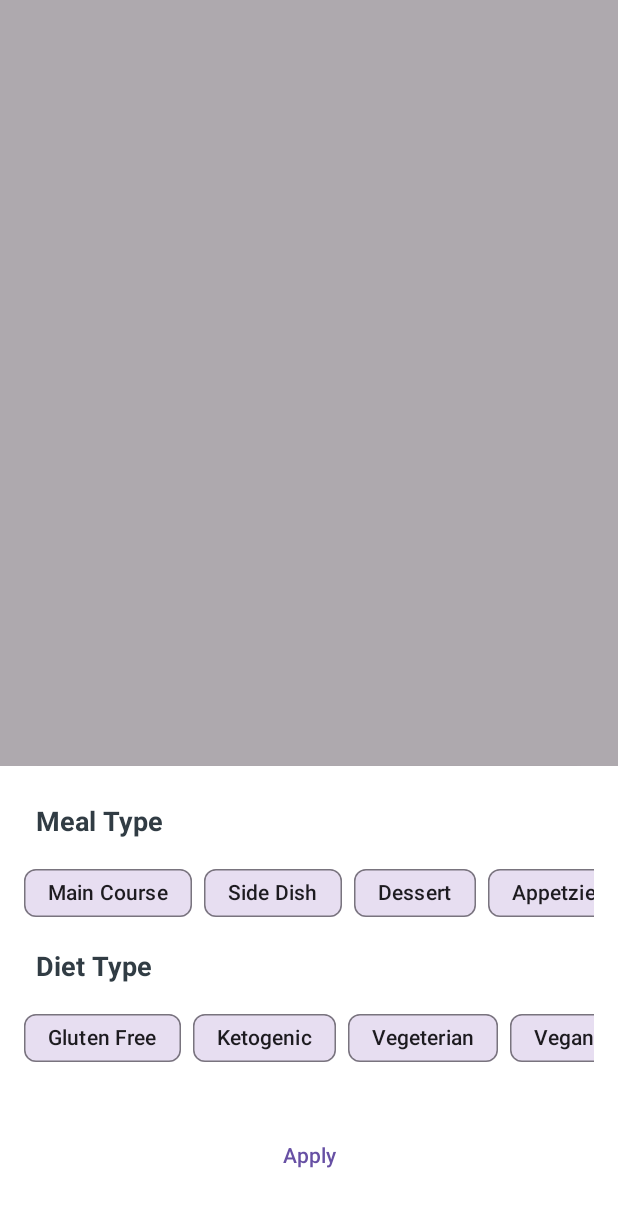
After one commit to Honor13/FoodRecipeApp, an Android app: the fragment RecipesBottomSheet shown on its own in the app's theme, on a phone screen of 412 x 824 dp. The commit adds this screen. Shown: the top 1207 px of the screen. Run offline under Robolectric (Android 15) with nearby library versions, the phone set to English and light mode, and no system bars; Roboto replaces fonts that are not available here.

Commit message:
Bottom Sheet OK

```diff
--- /dev/null
+++ b/app/src/main/java/com/example/foodyapplication/ui/fragment/recipies/bottomsheet/RecipesBottomSheet.kt
@@ -0,0 +1,17 @@
+package com.example.foodyapplication.ui.fragment.recipies.bottomsheet
+
+import android.os.Bundle
+import android.view.LayoutInflater
+import android.view.View
+import android.view.ViewGroup
+import com.example.foodyapplication.R
+import com.google.android.material.bottomsheet.BottomSheetDialogFragment
+
+
+class RecipesBottomSheet : BottomSheetDialogFragment() {
+    override fun onCreateView(inflater: LayoutInflater, container: ViewGroup?, savedInstanceState: Bundle?): View? {
+        return inflater.inflate(R.layout.recipes_bottom_sheet, container, false)
+    }
+
+
+}
--- a/app/src/main/res/layout/fragment_recipies.xml
+++ b/app/src/main/res/layout/fragment_recipies.xml
@@ -65,7 +65,7 @@
             android:clickable="true"
             android:src="@drawable/ic_restaurant"
             android:tint="@color/white"
-            app:layout_constraintBottom_toBottomOf="@+id/shimmerRV"
+            app:layout_constraintBottom_toBottomOf="parent"
             app:layout_constraintEnd_toEndOf="parent" />
 
         <com.facebook.shimmer.ShimmerFrameLayout
--- /dev/null
+++ b/app/src/main/res/layout/recipes_bottom_sheet.xml
@@ -0,0 +1,244 @@
+<?xml version="1.0" encoding="utf-8"?>
+<androidx.constraintlayout.widget.ConstraintLayout xmlns:android="http://schemas.android.com/apk/res/android"
+    xmlns:app="http://schemas.android.com/apk/res-auto"
+    xmlns:tools="http://schemas.android.com/tools"
+    android:layout_width="match_parent"
+    android:layout_height="wrap_content"
+    android:background="@color/white">
+
+    <TextView
+        android:id="@+id/textViewMealType"
+        android:layout_width="wrap_content"
+        android:layout_height="wrap_content"
+        android:layout_marginStart="24dp"
+        android:layout_marginTop="24dp"
+        android:text="@string/meal_type"
+        android:textSize="18sp"
+        android:textStyle="bold"
+        android:textColor="@color/dark"
+        app:layout_constraintStart_toStartOf="parent"
+        app:layout_constraintTop_toTopOf="parent" />
+
+    <HorizontalScrollView
+        android:id="@+id/dietType_scrollView"
+        android:layout_width="match_parent"
+        android:layout_height="wrap_content"
+        android:layout_marginStart="16dp"
+        android:layout_marginTop="12dp"
+        android:layout_marginEnd="16dp"
+        android:scrollbars="none"
+        app:layout_constraintEnd_toEndOf="parent"
+        app:layout_constraintHorizontal_bias="0.0"
+        app:layout_constraintStart_toStartOf="parent"
+        app:layout_constraintTop_toBottomOf="@+id/textViewDietType">
+
+        <LinearLayout
+            android:layout_width="wrap_content"
+            android:layout_height="match_parent"
+            android:orientation="horizontal">
+
+
+            <com.google.android.material.chip.ChipGroup
+                android:id="@+id/dietType_ChipGroup"
+                android:layout_width="match_parent"
+                android:layout_height="match_parent"
+                app:checkedChip="@+id/gluten_free_chip"
+                app:selectionRequired="true"
+                app:singleLine="true"
+                app:singleSelection="true">
+
+                <com.google.android.material.chip.Chip
+                    android:id="@+id/gluten_free_chip"
+                    android:layout_width="wrap_content"
+                    android:layout_height="wrap_content"
+                    android:text="@string/gluten_free" />
+
+                <com.google.android.material.chip.Chip
+                    android:id="@+id/ketogenic_chip"
+                    android:layout_width="wrap_content"
+                    android:layout_height="wrap_content"
+                    android:text="@string/ketogenic" />
+
+                <com.google.android.material.chip.Chip
+                    android:id="@+id/vegeterian_chip"
+                    android:layout_width="wrap_content"
+                    android:layout_height="wrap_content"
+                    android:text="@string/vegeterian" />
+
+                <com.google.android.material.chip.Chip
+                    android:id="@+id/vegan_chip"
+                    android:layout_width="wrap_content"
+                    android:layout_height="wrap_content"
+                    android:text="@string/vegan" />
+
+                <com.google.android.material.chip.Chip
+                    android:id="@+id/pescetarian_chip"
+                    android:layout_width="wrap_content"
+                    android:layout_height="wrap_content"
+                    android:text="@string/pescetarian" />
+
+                <com.google.android.material.chip.Chip
+                    android:id="@+id/paleo_chip"
+                    android:layout_width="wrap_content"
+                    android:layout_height="wrap_content"
+                    android:text="@string/paleo" />
+
+                <com.google.android.material.chip.Chip
+                    android:id="@+id/peimal_chip"
+                    android:layout_width="wrap_content"
+                    android:layout_height="wrap_content"
+                    android:text="@string/primal" />
+
+                <com.google.android.material.chip.Chip
+                    android:id="@+id/whole30_chip"
+                    android:layout_width="wrap_content"
+                    android:layout_height="wrap_content"
+                    android:text="@string/whole30" />
+
+            </com.google.android.material.chip.ChipGroup>
+        </LinearLayout>
+    </HorizontalScrollView>
+
+    <TextView
+        android:id="@+id/textViewDietType"
+        android:layout_width="wrap_content"
+        android:layout_height="wrap_content"
+        android:layout_marginStart="24dp"
+        android:layout_marginTop="12dp"
+        android:text="@string/diet_type"
+        android:textColor="@color/dark"
+        android:textSize="18sp"
+        android:textStyle="bold"
+        app:layout_constraintStart_toStartOf="parent"
+        app:layout_constraintTop_toBottomOf="@+id/mealType_scrollView" />
+
+    <HorizontalScrollView
+        android:id="@+id/mealType_scrollView"
+        android:layout_width="match_parent"
+        android:layout_height="wrap_content"
+        android:layout_marginStart="16dp"
+        android:layout_marginTop="12dp"
+        android:layout_marginEnd="16dp"
+        android:scrollbars="none"
+        app:layout_constraintEnd_toEndOf="parent"
+        app:layout_constraintStart_toStartOf="parent"
+        app:layout_constraintTop_toBottomOf="@+id/textViewMealType">
+
+        <LinearLayout
+            android:layout_width="wrap_content"
+            android:layout_height="match_parent"
+            android:orientation="horizontal">
+
+
+            <com.google.android.material.chip.ChipGroup
+                android:id="@+id/mealType_ChipGroup"
+                android:layout_width="match_parent"
+                android:layout_height="match_parent"
+                app:checkedChip="@+id/main_course_chip"
+                app:selectionRequired="true"
+                app:singleLine="true"
+                app:singleSelection="true">
+
+                <com.google.android.material.chip.Chip
+                    android:id="@+id/main_course_chip"
+                    android:layout_width="wrap_content"
+                    android:layout_height="wrap_content"
+                    android:text="@string/main_course" />
+
+                <com.google.android.material.chip.Chip
+                    android:id="@+id/side_dish_chip"
+                    android:layout_width="wrap_content"
+                    android:layout_height="wrap_content"
+                    android:text="@string/side_dish" />
+
+                <com.google.android.material.chip.Chip
+                    android:id="@+id/dessert_chip"
+                    android:layout_width="wrap_content"
+                    android:layout_height="wrap_content"
+                    android:text="@string/dessert" />
+
+                <com.google.android.material.chip.Chip
+                    android:id="@+id/appetzier_chip"
+                    android:layout_width="wrap_content"
+                    android:layout_height="wrap_content"
+                    android:text="@string/appetzier" />
+
+                <com.google.android.material.chip.Chip
+                    android:id="@+id/salad_chip"
+                    android:layout_width="wrap_content"
+                    android:layout_height="wrap_content"
+                    android:text="@string/salad" />
+
+                <com.google.android.material.chip.Chip
+                    android:id="@+id/bread_chip"
+                    android:layout_width="wrap_content"
+                    android:layout_height="wrap_content"
+                    android:text="@string/bread" />
+
+                <com.google.android.material.chip.Chip
+                    android:id="@+id/breakfast_chip"
+                    android:layout_width="wrap_content"
+                    android:layout_height="wrap_content"
+                    android:text="@string/breakfast" />
+
+                <com.google.android.material.chip.Chip
+                    android:id="@+id/soup_chip"
+                    android:layout_width="wrap_content"
+                    android:layout_height="wrap_content"
+                    android:text="@string/soup" />
+
+                <com.google.android.material.chip.Chip
+                    android:id="@+id/beverage_chip"
+                    android:layout_width="wrap_content"
+                    android:layout_height="wrap_content"
+                    android:text="@string/beverage" />
+
+                <com.google.android.material.chip.Chip
+                    android:id="@+id/sauce_chip"
+                    android:layout_width="wrap_content"
+                    android:layout_height="wrap_content"
+                    android:text="@string/sauce" />
+
+                <com.google.android.material.chip.Chip
+                    android:id="@+id/marinade_chip"
+                    android:layout_width="wrap_content"
+                    android:layout_height="wrap_content"
+                    android:text="@string/marinade" />
+
+                <com.google.android.material.chip.Chip
+                    android:id="@+id/finger_food_chip"
+                    android:layout_width="wrap_content"
+                    android:layout_height="wrap_content"
+                    android:text="@string/finger_food" />
+
+                <com.google.android.material.chip.Chip
+                    android:id="@+id/snack_chip"
+                    android:layout_width="wrap_content"
+                    android:layout_height="wrap_content"
+                    android:text="@string/snack" />
+
+                <com.google.android.material.chip.Chip
+                    android:id="@+id/drink_chip"
+                    android:layout_width="wrap_content"
+                    android:layout_height="wrap_content"
+                    android:text="@string/drink" />
+            </com.google.android.material.chip.ChipGroup>
+        </LinearLayout>
+    </HorizontalScrollView>
+
+    <Button
+        android:id="@+id/apply_button"
+        android:layout_width="match_parent"
+        android:layout_height="60dp"
+        android:layout_marginStart="24dp"
+        android:layout_marginTop="24dp"
+        android:layout_marginEnd="24dp"
+        android:layout_marginBottom="24dp"
+        android:text="@string/apply"
+        android:textAllCaps="false"
+        app:layout_constraintBottom_toBottomOf="parent"
+        app:layout_constraintEnd_toEndOf="parent"
+        app:layout_constraintStart_toStartOf="parent"
+        app:layout_constraintTop_toBottomOf="@+id/dietType_scrollView" />
+
+</androidx.constraintlayout.widget.ConstraintLayout>
--- a/app/src/main/res/values/strings.xml
+++ b/app/src/main/res/values/strings.xml
@@ -4,4 +4,29 @@
     <string name="recipies_fragment">Recipies</string>
     <string name="favorite_recipies_fragment">Favorites</string>
     <string name="food_joke">Joke</string>
+    <string name="meal_type">Meal Type</string>
+    <string name="main_course">Main Course</string>
+    <string name="side_dish">Side Dish</string>
+    <string name="dessert">Dessert</string>
+    <string name="appetzier">Appetzier</string>
+    <string name="salad">Salad</string>
+    <string name="bread">Bread</string>
+    <string name="breakfast">Breakfast</string>
+    <string name="soup">Soup</string>
+    <string name="beverage">Beverage</string>
+    <string name="sauce">Sauce</string>
+    <string name="marinade">Marinade</string>
+    <string name="finger_food">Finger Food</string>
+    <string name="snack">Snack</string>
+    <string name="drink">Drink</string>
+    <string name="diet_type">Diet Type</string>
+    <string name="gluten_free">Gluten Free</string>
+    <string name="ketogenic">Ketogenic</string>
+    <string name="vegeterian">Vegeterian</string>
+    <string name="vegan">Vegan</string>
+    <string name="pescetarian">Pescetarian</string>
+    <string name="paleo">Paleo</string>
+    <string name="primal">Primal</string>
+    <string name="whole30">Whole30</string>
+    <string name="apply">Apply</string>
 </resources>
```
